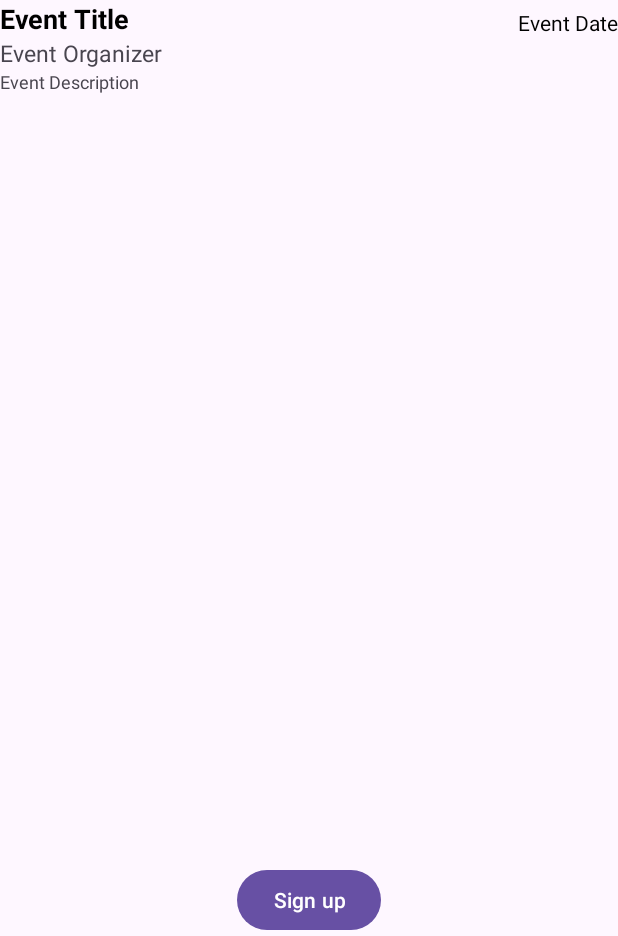
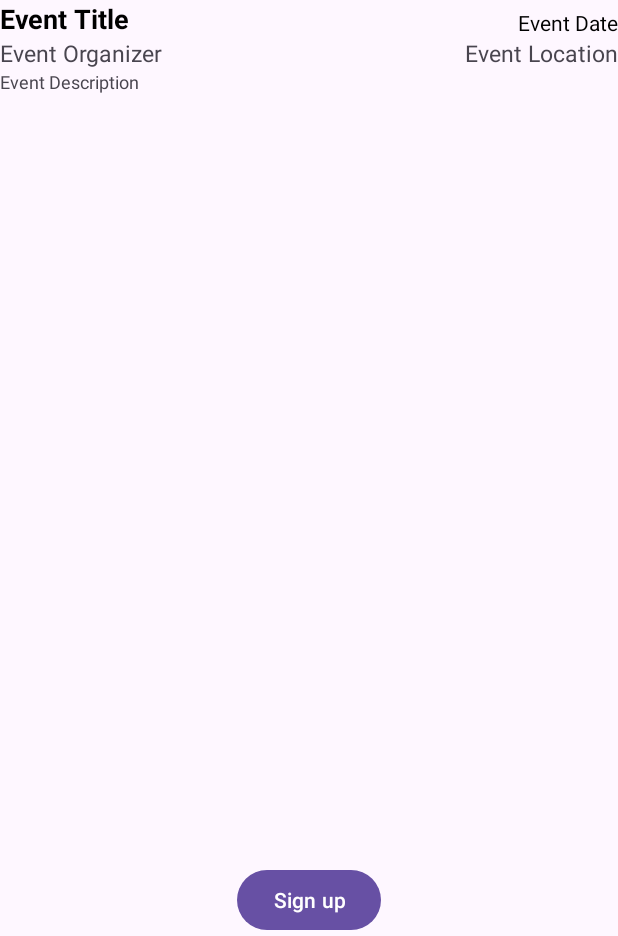
Before and after one commit to CMPUT301W24T53/Git-It-Done, an Android app: the EventDetailsPageActivity screen opened directly, with no data from a screen before it, on a phone screen of 412 x 824 dp, the part 300-1236 px from its top. Run offline under Robolectric (Android 15) with nearby library versions, the phone set to English and light mode, and no system bars; our stand-ins replace Firebase (no records; nobody signed in at launch, a user with empty details on screens opened directly); 1 statement that could not run was skipped.

Commit message:
location added

```diff
--- a/app/src/main/java/com/example/gidevents/EventDetailsPageActivity.java
+++ b/app/src/main/java/com/example/gidevents/EventDetailsPageActivity.java
@@ -61,6 +61,7 @@ public class EventDetailsPageActivity extends AppCompatActivity {
                 ImageView poster = findViewById(R.id.poster);
                 TextView date = findViewById(R.id.event_date);
                 TextView organizer = findViewById(R.id.event_organizer);
+                TextView location = findViewById(R.id.event_location);
                 TextView description = findViewById(R.id.event_description);
 
                 title.setText(eventDetails.getEventTitle());
@@ -74,6 +75,7 @@ public class EventDetailsPageActivity extends AppCompatActivity {
 
                 date.setText(eventDetails.getEventDate());
                 organizer.setText(eventDetails.getEventOrganizer());
+                location.setText(eventDetails.getLocation());
                 description.setText(eventDetails.getEventDescription());
 
                 signUpButton = findViewById(R.id.sign_up_button);
--- a/app/src/main/res/layout/event_details_page.xml
+++ b/app/src/main/res/layout/event_details_page.xml
@@ -20,10 +20,11 @@
         android:layout_height="wrap_content"
         android:text="Event Title"
         android:textColor="@color/black"
-        android:textSize="18dp"
+        android:textSize="18sp"
         android:textStyle="bold"
         app:layout_constraintStart_toStartOf="parent"
-        app:layout_constraintTop_toBottomOf="@+id/poster"></TextView>
+        app:layout_constraintTop_toBottomOf="@+id/poster">
+    </TextView>
 
     <TextView
         android:id="@+id/event_date"
@@ -32,7 +33,8 @@
         android:text="Event Date"
         android:textColor="@color/black"
         app:layout_constraintBottom_toBottomOf="@id/event_title"
-        app:layout_constraintEnd_toEndOf="parent"></TextView>
+        app:layout_constraintEnd_toEndOf="parent">
+    </TextView>
 
     <TextView
         android:id="@+id/event_organizer"
@@ -41,7 +43,18 @@
         android:text="Event Organizer"
         android:textSize="15sp"
         app:layout_constraintStart_toStartOf="@+id/event_title"
-        app:layout_constraintTop_toBottomOf="@+id/event_title"></TextView>
+        app:layout_constraintTop_toBottomOf="@+id/event_title">
+    </TextView>
+
+    <TextView
+        android:id="@+id/event_location"
+        android:layout_width="wrap_content"
+        android:layout_height="wrap_content"
+        android:text="Event Location"
+        android:textSize="15sp"
+        app:layout_constraintBottom_toBottomOf="@id/event_organizer"
+        app:layout_constraintEnd_toEndOf="parent">
+    </TextView>
 
     <TextView
         android:id="@+id/event_description"
@@ -50,7 +63,10 @@
         android:text="Event Description"
         android:textSize="12sp"
         app:layout_constraintStart_toStartOf="parent"
-        app:layout_constraintTop_toBottomOf="@id/event_organizer"></TextView>
+        app:layout_constraintTop_toBottomOf="@id/event_organizer">
+
+    </TextView>
+
     <Button
         android:layout_width="wrap_content"
         android:layout_height="wrap_content"
```
Also changed, not shown: app/src/main/java/com/example/gidevents/CreateEventActivity.java (+7 -2 lines), app/src/main/res/layout/activity_create_event.xml (+7 -0 lines).
